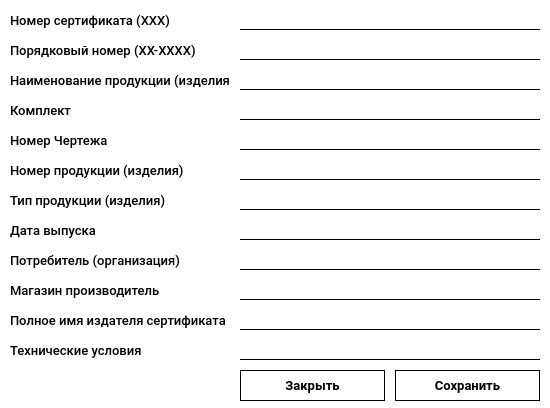
This is static/ui/certificate.ui in AlexandrVino/CyberSchool as Qt 5 draws it before an edit. The edited form follows.
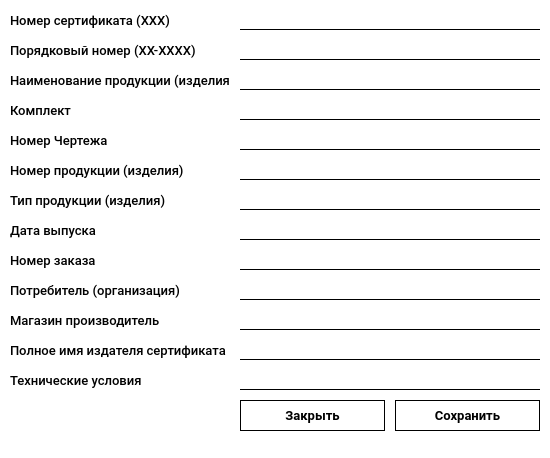
This is the edited form.

Commit message: add certificate validation

What changed in the file:
```diff
--- a/static/ui/certificate.ui
+++ b/static/ui/certificate.ui
@@ -7,7 +7,7 @@
     <x>0</x>
     <y>0</y>
     <width>550</width>
-    <height>408</height>
+    <height>458</height>
    </rect>
   </property>
   <property name="windowTitle">
@@ -342,7 +342,7 @@
    <property name="geometry">
     <rect>
      <x>240</x>
-     <y>250</y>
+     <y>280</y>
      <width>300</width>
      <height>20</height>
     </rect>
@@ -366,7 +366,7 @@
    <property name="geometry">
     <rect>
      <x>10</x>
-     <y>250</y>
+     <y>280</y>
      <width>220</width>
      <height>20</height>
     </rect>
@@ -388,7 +388,7 @@
    <property name="geometry">
     <rect>
      <x>240</x>
-     <y>280</y>
+     <y>310</y>
      <width>300</width>
      <height>20</height>
     </rect>
@@ -412,7 +412,7 @@
    <property name="geometry">
     <rect>
      <x>10</x>
-     <y>280</y>
+     <y>310</y>
      <width>220</width>
      <height>20</height>
     </rect>
@@ -434,7 +434,7 @@
    <property name="geometry">
     <rect>
      <x>240</x>
-     <y>310</y>
+     <y>340</y>
      <width>300</width>
      <height>20</height>
     </rect>
@@ -458,7 +458,7 @@
    <property name="geometry">
     <rect>
      <x>10</x>
-     <y>310</y>
+     <y>340</y>
      <width>220</width>
      <height>20</height>
     </rect>
@@ -480,7 +480,7 @@
    <property name="geometry">
     <rect>
      <x>240</x>
-     <y>340</y>
+     <y>370</y>
      <width>300</width>
      <height>20</height>
     </rect>
@@ -504,7 +504,7 @@
    <property name="geometry">
     <rect>
      <x>10</x>
-     <y>340</y>
+     <y>370</y>
      <width>220</width>
      <height>20</height>
     </rect>
@@ -572,7 +572,7 @@
    <property name="geometry">
     <rect>
      <x>395</x>
-     <y>370</y>
+     <y>400</y>
      <width>145</width>
      <height>31</height>
     </rect>
@@ -597,7 +597,7 @@
    <property name="geometry">
     <rect>
      <x>240</x>
-     <y>370</y>
+     <y>400</y>
      <width>145</width>
      <height>31</height>
     </rect>
@@ -618,6 +618,52 @@
     <string>Закрыть</string>
    </property>
   </widget>
+  <widget class="QLineEdit" name="order_number">
+   <property name="geometry">
+    <rect>
+     <x>240</x>
+     <y>250</y>
+     <width>300</width>
+     <height>20</height>
+    </rect>
+   </property>
+   <property name="font">
+    <font>
+     <family>Roboto Medium</family>
+     <pointsize>10</pointsize>
+    </font>
+   </property>
+   <property name="styleSheet">
+    <string notr="true">background-color: transparent;
+border: null;
+border-bottom: 1px solid #000;</string>
+   </property>
+   <property name="text">
+    <string/>
+   </property>
+  </widget>
+  <widget class="QLabel" name="label_13">
+   <property name="geometry">
+    <rect>
+     <x>10</x>
+     <y>250</y>
+     <width>220</width>
+     <height>20</height>
+    </rect>
+   </property>
+   <property name="font">
+    <font>
+     <family>Roboto Medium</family>
+     <pointsize>10</pointsize>
+    </font>
+   </property>
+   <property name="text">
+    <string>Номер заказа</string>
+   </property>
+   <property name="alignment">
+    <set>Qt::AlignLeading|Qt::AlignLeft|Qt::AlignVCenter</set>
+   </property>
+  </widget>
  </widget>
  <resources/>
  <connections/>
```
Left out of the diff: 2 changed lines with no effect on the pictures. The commit also changes 1 other file.
